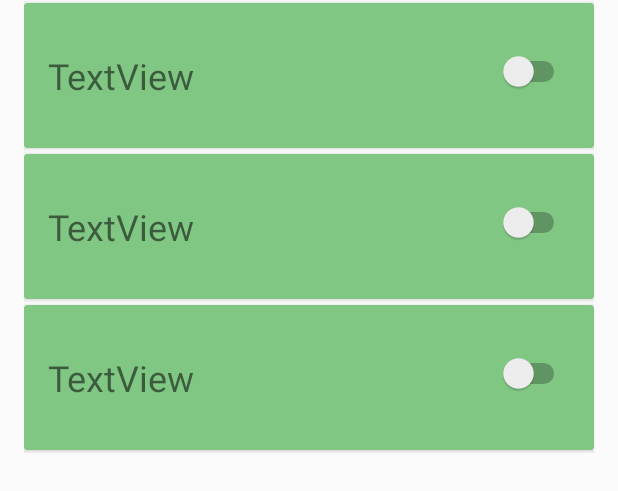
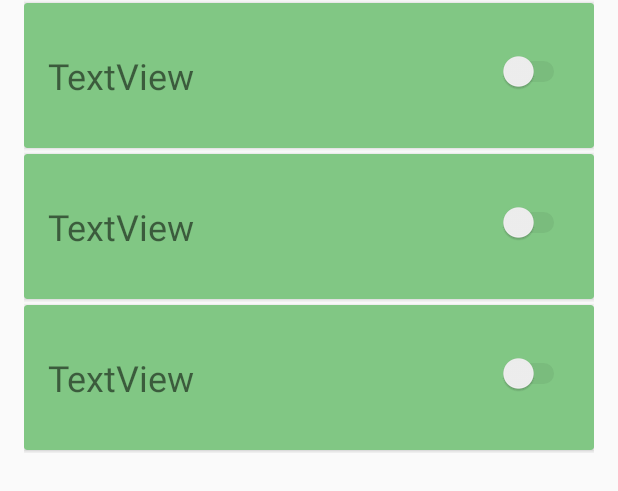
Before and after one commit to EsperanzaMacarena/AlarmMe, an Android app: the layout fragment_alarm_list.xml on its own in the app's theme, with its tools: preview values and no code run, on a phone screen of 412 x 824 dp. Shown: the top 491 px of the screen. Run offline under Robolectric (Android 15) with nearby library versions, the phone set to English and light mode, and no system bars.

```diff
--- a/android-app/app/src/main/res/layout/fragment_alarm.xml
+++ b/android-app/app/src/main/res/layout/fragment_alarm.xml
@@ -43,6 +43,7 @@
                 android:layout_height="wrap_content"
                 android:layout_marginTop="32dp"
                 android:layout_marginEnd="16dp"
+                android:theme="@style/SCBSwitch"
                 app:layout_constraintEnd_toEndOf="parent"
                 app:layout_constraintTop_toTopOf="parent" />
         </androidx.constraintlayout.widget.ConstraintLayout>
--- a/android-app/app/src/main/res/values/strings.xml
+++ b/android-app/app/src/main/res/values/strings.xml
@@ -20,4 +20,5 @@
     <string name="choose_consorcio">Elige un consorcio</string>
     <string name="choose_line">Elige una línea</string>
     <string name="choose_parada">Elige una parada</string>
+    <string name="string_log_out">Log Out</string>
 </resources>
--- a/android-app/app/src/main/res/values/styles.xml
+++ b/android-app/app/src/main/res/values/styles.xml
@@ -16,4 +16,17 @@
         <item name="colorPrimary">@color/blue_grey_300</item>
         <item name="android:textColorSecondary">@color/colorPrimaryDark</item>
     </style>
+
+    <style name="SCBSwitch" parent="Theme.AppCompat.Light">
+        <!-- active thumb & track color (30% transparency) -->
+        <item name="colorControlActivated">#f1f1f1</item>ç
+        <item name="colorControlNormal">#FF6262</item>
+
+        <!-- inactive thumb color -->
+        <item name="colorSwitchThumbNormal">#FF6262</item>
+
+        <!-- inactive track color (30% transparency) -->
+        <item name="android:colorForeground">#42221f1f
+        </item>
+    </style>
 </resources>
```
Also changed, not shown: android-app/app/src/main/java/com/escacena/alarmme/BoardActivity.java (+23 -0 lines), android-app/app/src/main/java/com/escacena/alarmme/MainActivity.java (+7 -0 lines), android-app/app/src/main/java/com/escacena/alarmme/common/SharedPreferencesManager.java (+7 -0 lines), android-app/app/src/main/res/menu/upper_menu.xml (added, +7 -0 lines).
